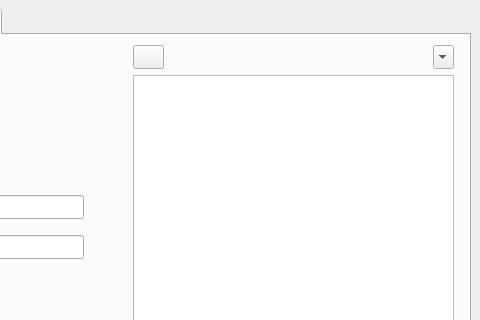
Before: the Qt Designer form MateriaaliLaskin/mainwindow.ui in jmakkie/MateriaaliLaskin, drawn with Qt 5; both pictures show x 198 to 678 and y 0 to 320 of the 678 by 545 pixel window.
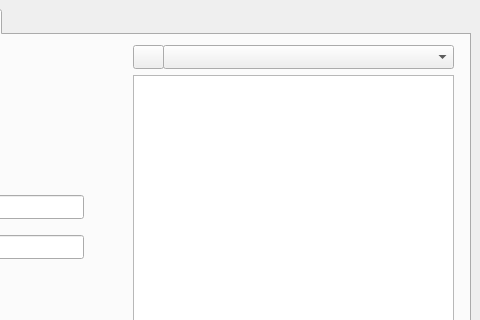
After: the same form once the commit is applied. Icons and pictures are not drawn.

```diff
--- a/MateriaaliLaskin/mainwindow.ui
+++ b/MateriaaliLaskin/mainwindow.ui
@@ -218,9 +218,9 @@
          <widget class="QComboBox" name="valuesComboBox">
           <property name="geometry">
            <rect>
-            <x>620</x>
+            <x>350</x>
             <y>10</y>
-            <width>21</width>
+            <width>291</width>
             <height>24</height>
            </rect>
           </property>
```
Left out of the diff: 2 changed lines with no effect on the pictures.
